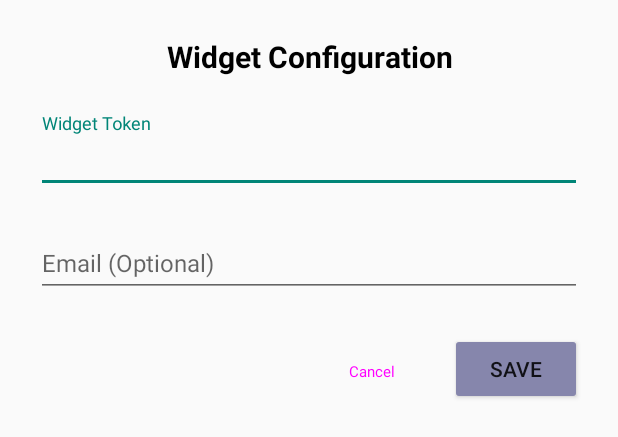
After one commit to ItsAman0P/HelloSDKWithPerplexity, an Android app built with Jetpack Compose: the layout dialog_config.xml on its own in the app's theme, with its tools: preview values and no code run, on a phone screen of 412 x 824 dp. The commit adds this screen. Shown: the top 437 px of the screen. Run offline under Robolectric (Android 15) with nearby library versions, the phone set to English and light mode, and no system bars.

Commit message:
isme popup dialog ke changes hai

```diff
--- a/app/src/main/java/com/msg91/hellochatwidgetsdkapp/UploadFileFragment.kt
+++ b/app/src/main/java/com/msg91/hellochatwidgetsdkapp/UploadFileFragment.kt
@@ -9,7 +9,7 @@ import android.view.LayoutInflater
 import android.view.View
 import android.view.ViewGroup
 import android.widget.Button
-import android.widget.Toast
+//import android.widget.Toast
 import androidx.activity.result.contract.ActivityResultContracts
 import androidx.fragment.app.Fragment
 
@@ -23,7 +23,7 @@ class UploadFileFragment : Fragment() {
             val uri: Uri? = result.data?.data
             uri?.let {
                 val fileName = getFileName(it)
-                Toast.makeText(requireContext(), "Selected: $fileName", Toast.LENGTH_SHORT).show()
+//                Toast.makeText(requireContext(), "Selected: $fileName", Toast.LENGTH_SHORT).show()
             }
         }
     }
--- /dev/null
+++ b/app/src/main/res/layout/dialog_config.xml
@@ -0,0 +1,71 @@
+<?xml version="1.0" encoding="utf-8"?>
+<LinearLayout xmlns:android="http://schemas.android.com/apk/res/android"
+    android:layout_width="match_parent"
+    android:layout_height="wrap_content"
+    android:orientation="vertical"
+    android:padding="24dp">
+
+    <TextView
+        android:layout_width="match_parent"
+        android:layout_height="wrap_content"
+        android:text="Widget Configuration"
+        android:textSize="20sp"
+        android:textStyle="bold"
+        android:textColor="@color/black"
+        android:gravity="center"
+        android:layout_marginBottom="24dp" />
+
+    <com.google.android.material.textfield.TextInputLayout
+        android:layout_width="match_parent"
+        android:layout_height="wrap_content"
+        android:layout_marginBottom="16dp"
+        android:hint="Widget Token">
+
+        <com.google.android.material.textfield.TextInputEditText
+            android:id="@+id/et_widget_token"
+            android:layout_width="match_parent"
+            android:layout_height="wrap_content"
+            android:inputType="text"
+            android:textSize="16sp" />
+
+    </com.google.android.material.textfield.TextInputLayout>
+
+    <com.google.android.material.textfield.TextInputLayout
+        android:layout_width="match_parent"
+        android:layout_height="wrap_content"
+        android:layout_marginBottom="24dp"
+        android:hint="Email (Optional)">
+
+        <com.google.android.material.textfield.TextInputEditText
+            android:id="@+id/et_email_config"
+            android:layout_width="match_parent"
+            android:layout_height="wrap_content"
+            android:inputType="textEmailAddress"
+            android:textSize="16sp" />
+
+    </com.google.android.material.textfield.TextInputLayout>
+
+    <LinearLayout
+        android:layout_width="match_parent"
+        android:layout_height="wrap_content"
+        android:orientation="horizontal"
+        android:gravity="end">
+
+        <Button
+            android:id="@+id/btn_cancel"
+            style="@style/Widget.Material3.Button.TextButton"
+            android:layout_width="wrap_content"
+            android:layout_height="wrap_content"
+            android:text="Cancel"
+            android:layout_marginEnd="8dp" />
+
+        <Button
+            android:id="@+id/btn_save"
+            android:layout_width="wrap_content"
+            android:layout_height="wrap_content"
+            android:text="Save"
+            android:backgroundTint="@color/header_purple" />
+
+    </LinearLayout>
+
+</LinearLayout>
--- a/chatwidget/src/main/java/com/msg91/chatwidget/ChatWidgetFragment.kt
+++ b/chatwidget/src/main/java/com/msg91/chatwidget/ChatWidgetFragment.kt
@@ -228,5 +228,7 @@ class ChatWidgetFragment : Fragment() {
         if (::chatWidgetCore.isInitialized) {
             chatWidgetCore.destroy()
         }
+        // Unregister this fragment from the ChatWidget
+        ChatWidget.unregisterFragment(this)
     }
 }
--- a/chatwidget/src/main/java/com/msg91/chatwidget/webview/CustomWebViewClient.kt
+++ b/chatwidget/src/main/java/com/msg91/chatwidget/webview/CustomWebViewClient.kt
@@ -6,7 +6,7 @@ import android.net.Uri
 import android.webkit.WebResourceRequest
 import android.webkit.WebView
 import android.webkit.WebViewClient
-import android.widget.Toast
+//import android.widget.Toast
 import com.msg91.chatwidget.utils.LogUtil
 
 class CustomWebViewClient(
@@ -17,7 +17,7 @@ class CustomWebViewClient(
     override fun shouldOverrideUrlLoading(view: WebView?, request: WebResourceRequest): Boolean {
         val url = request.url.toString()
         LogUtil.log("🌐 [WebViewClient] Modern shouldOverrideUrlLoading called: $url")
-        Toast.makeText(context, "🌐 Modern URL: $url", Toast.LENGTH_SHORT).show()
+//        Toast.makeText(context, "🌐 Modern URL: $url", Toast.LENGTH_SHORT).show()
         return handleUrlLoading(url)
     }
 
@@ -42,7 +42,7 @@ class CustomWebViewClient(
             false  // Let WebView handle it
         } else {
             LogUtil.log("🔗 [WebViewClient] Opening in external browser: $url")
-            Toast.makeText(context, "Opening: $url", Toast.LENGTH_SHORT).show()
+//            Toast.makeText(context, "Opening: $url", Toast.LENGTH_SHORT).show()
 
             try {
                 val intent = Intent(Intent.ACTION_VIEW, Uri.parse(url))
```
Also changed, not shown: app/build.gradle.kts (+11 -0 lines), app/src/main/java/com/msg91/hellochatwidgetsdkapp/MainActivity.kt (+49 -34 lines), app/src/main/java/com/msg91/hellochatwidgetsdkapp/components/UploadFileButton.kt (+17 -17 lines), app/src/main/res/layout/activity_main.xml (+9 -31 lines), chatwidget/src/main/java/com/msg91/chatwidget/ChatWidget.kt (+41 -1 lines), chatwidget/src/main/java/com/msg91/chatwidget/webview/WebAppInterface.kt (+4 -4 lines), 2 other files.
